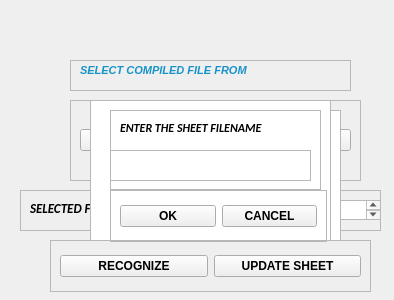
First picture: the form in FacesRecognition.ui, repository nitin-vk/face-recognition-based-attendance, before the edit.
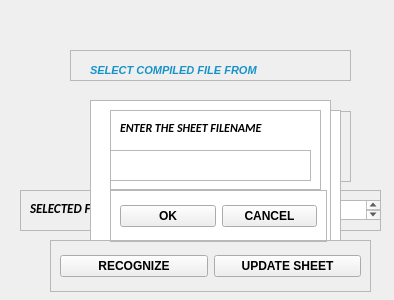
Second picture: the form after the edit.

Patch:
```diff
--- a/FacesRecognition.ui
+++ b/FacesRecognition.ui
@@ -16,10 +16,10 @@
   <widget class="QFrame" name="frame">
    <property name="geometry">
     <rect>
-     <x>70</x>
-     <y>100</y>
-     <width>291</width>
-     <height>81</height>
+     <x>90</x>
+     <y>111</y>
+     <width>261</width>
+     <height>71</height>
     </rect>
    </property>
    <property name="cursor">
@@ -80,7 +80,7 @@
    <property name="geometry">
     <rect>
      <x>70</x>
-     <y>60</y>
+     <y>50</y>
      <width>281</width>
      <height>31</height>
     </rect>
@@ -94,8 +94,8 @@
    <widget class="QLabel" name="selectLabel">
     <property name="geometry">
      <rect>
-      <x>10</x>
-      <y>0</y>
+      <x>20</x>
+      <y>10</y>
       <width>281</width>
       <height>21</height>
      </rect>
```
Left out of the diff: 3 changed lines with no effect on the pictures.
